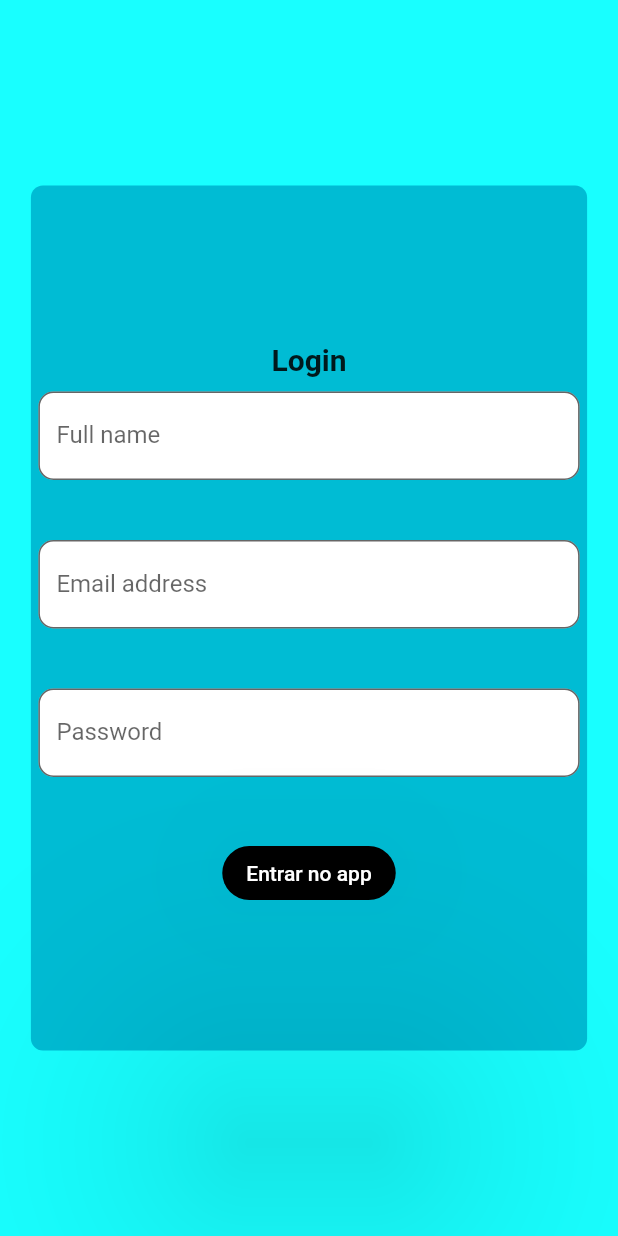
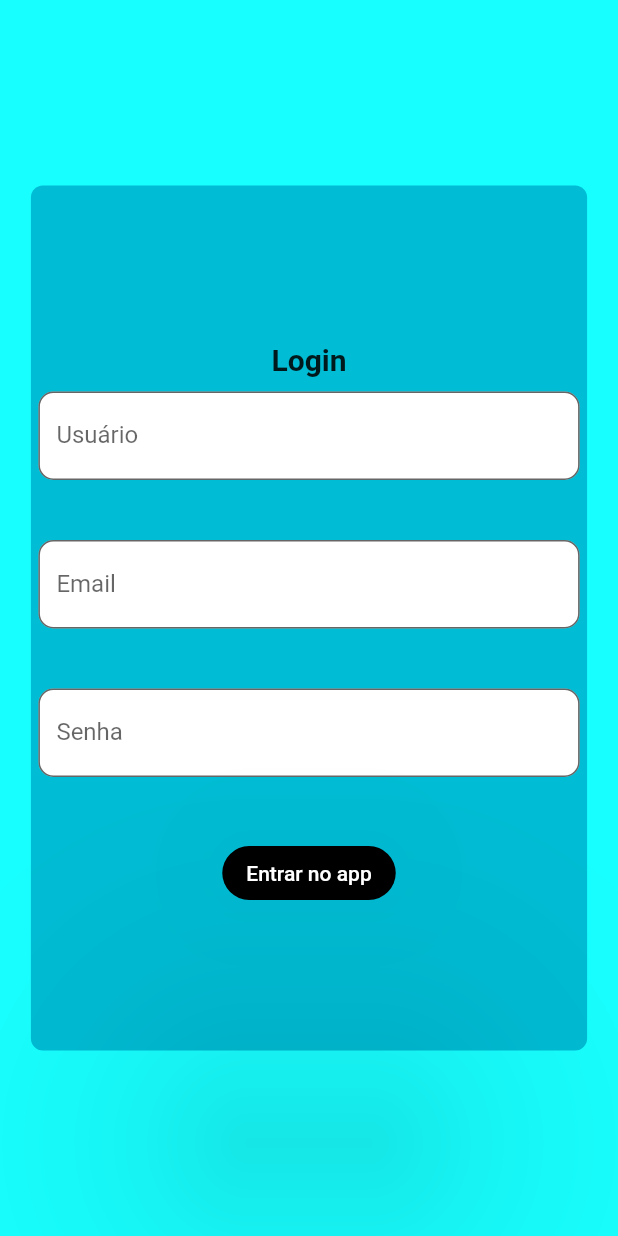
Before and after one commit to Fabricio-SM/TrabFilmes, a Flutter app: the screen it shows after launch, on a phone screen of 412 x 824 dp. Run offline on Flutter 3.47's test engine with Material 2 defaults, Android fonts, the phone set to English and light mode, and no system bars; our stand-ins replace camera, flutter_local_notifications, geocoding, geolocator, image_gallery_saver, image_picker.

Commit message:
Alterações finais

```diff
--- a/lib/providers/image_cache.dart
+++ b/lib/providers/image_cache.dart
@@ -1,17 +1,17 @@
 import 'package:flutter/material.dart';
 
 class ImagePathProvider extends ChangeNotifier {
-  static late String _imagePath;
+  late String _imagePath = '';
 
   String get imagePath => _imagePath;
 
   void setImagePath(String imagePath) {
-    ImagePathProvider._imagePath = imagePath;
+    _imagePath = imagePath;
     notifyListeners();
   }
 
   String getImagePath() {
-    print('Caminho da Imagem: $imagePath');
-    return imagePath;
+    print('Caminho da Imagem: $_imagePath');
+    return _imagePath;
   }
 }
--- a/lib/providers/perfil_cache.dart
+++ b/lib/providers/perfil_cache.dart
@@ -8,7 +8,6 @@ class Cache extends ChangeNotifier {
   var _index = -1;
 
   final List<User> _login = [
-    User("a", "a@gmail.com", '1996-07-24', '1234567'),
     // User("Eo","eu@gmail.com", '1998-05-05', '1234567'),
   ];
 
--- a/lib/routes/login_page.dart
+++ b/lib/routes/login_page.dart
@@ -55,7 +55,7 @@ class _FormLoginState extends State<FormLogin> {
                       child: TextFormField(
                         controller: _nameController,
                         decoration: InputDecoration(
-                          labelText: 'Full name',
+                          labelText: 'Usuário',
                           filled: true,
                           fillColor: const Color.fromARGB(255, 255, 255, 255),
                           border: OutlineInputBorder(
@@ -78,7 +78,7 @@ class _FormLoginState extends State<FormLogin> {
                       child: TextFormField(
                         controller: _emailController,
                         decoration: InputDecoration(
-                          labelText: 'Email address',
+                          labelText: 'Email',
                           filled: true,
                           fillColor: Color.fromARGB(255, 255, 255, 255),
                           border: OutlineInputBorder(
@@ -100,7 +100,7 @@ class _FormLoginState extends State<FormLogin> {
                       child: TextFormField(
                         controller: _passwdController,
                         decoration: InputDecoration(
-                          labelText: 'Password',
+                          labelText: 'Senha',
                           filled: true,
                           fillColor: const Color.fromARGB(255, 255, 255, 255),
                           border: OutlineInputBorder(
--- a/pubspec.yaml
+++ b/pubspec.yaml
@@ -44,6 +44,7 @@ dependencies:
   geocoding: ^2.1.1
   flutter_local_notifications: ^16.1.0
   image_picker: ^1.0.4
+  shared_preferences: ^2.2.2
 
 
 dev_dependencies:
```
Also changed, not shown: lib/routes/profile_page.dart (+26 -13 lines), lib/routes/tirar_foto.dart (+6 -8 lines), pubspec.lock, 2 other files.
